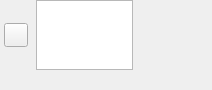
First picture: the form in src/MEGASync/stalled_issues/gui/ui/StalledIssueActionTitle.ui, repository meganz/MEGAsync, before the edit.
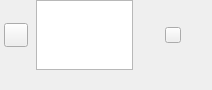
Second picture: the form after the edit. Icons and pictures are not drawn. Custom widgets are drawn as their Qt base class.

Commit message: Changed QLabels for QToolButtons

What changed in the file:
```diff
--- a/src/MEGASync/stalled_issues/gui/ui/StalledIssueActionTitle.ui
+++ b/src/MEGASync/stalled_issues/gui/ui/StalledIssueActionTitle.ui
@@ -292,7 +292,7 @@
                 <number>0</number>
                </property>
                <item>
-                <widget class="QLabel" name="iconLabel">
+                <widget class="QToolButton" name="iconLabel">
                  <property name="minimumSize">
                   <size>
                    <width>16</width>
```
Left out of the diff: 18 changed lines with no effect on the pictures. The commit also changes 11 other files.
